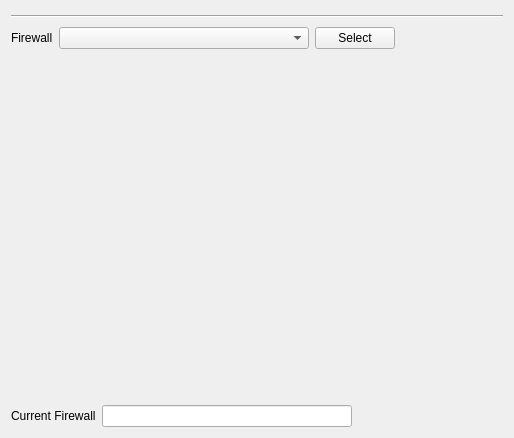
Old version of the form formfirewallrules.ui in the repository newey499/qiptables.
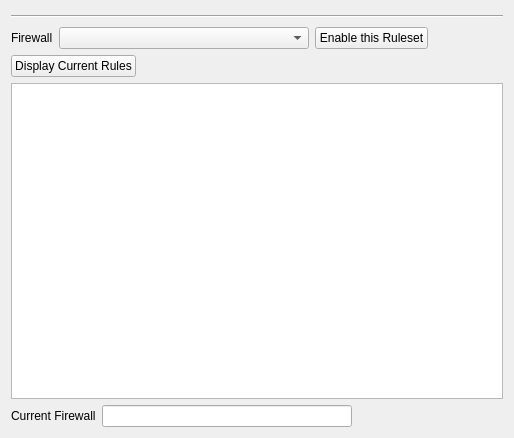
New version of the form.

Commit message: first cut at firewall ruleset selection screen

What changed in the file:
```diff
--- a/formfirewallrules.ui
+++ b/formfirewallrules.ui
@@ -55,7 +55,7 @@
      <item>
       <widget class="QPushButton" name="btnSelect">
        <property name="text">
-        <string>Select</string>
+        <string>Enable this Ruleset</string>
        </property>
       </widget>
      </item>
@@ -74,22 +74,36 @@
      </item>
     </layout>
    </item>
-   <item>
-    <spacer name="verticalSpacer">
-     <property name="orientation">
-      <enum>Qt::Vertical</enum>
-     </property>
-     <property name="sizeHint" stdset="0">
-      <size>
-       <width>20</width>
-       <height>351</height>
-      </size>
-     </property>
-    </spacer>
-   </item>
    <item>
     <layout class="QHBoxLayout" name="horizontalLayout">
      <item>
+      <widget class="QPushButton" name="btnCurrentRules">
+       <property name="text">
+        <string>Display Current Rules</string>
+       </property>
+      </widget>
+     </item>
+     <item>
+      <spacer name="horizontalSpacer_3">
+       <property name="orientation">
+        <enum>Qt::Horizontal</enum>
+       </property>
+       <property name="sizeHint" stdset="0">
+        <size>
+         <width>40</width>
+         <height>20</height>
+        </size>
+       </property>
+      </spacer>
+     </item>
+    </layout>
+   </item>
+   <item>
+    <widget class="QPlainTextEdit" name="edtCurrentRules"/>
+   </item>
+   <item>
+    <layout class="QHBoxLayout" name="horizontalLayout_3">
+     <item>
       <widget class="QLabel" name="label_2">
        <property name="text">
         <string>Current Firewall</string>
@@ -113,7 +127,7 @@
        </property>
        <property name="sizeHint" stdset="0">
         <size>
-         <width>40</width>
+         <width>108</width>
          <height>20</height>
         </size>
        </property>
```
Left out of the diff: 41 changed lines with no effect on the pictures. The commit also changes 4 other files.
